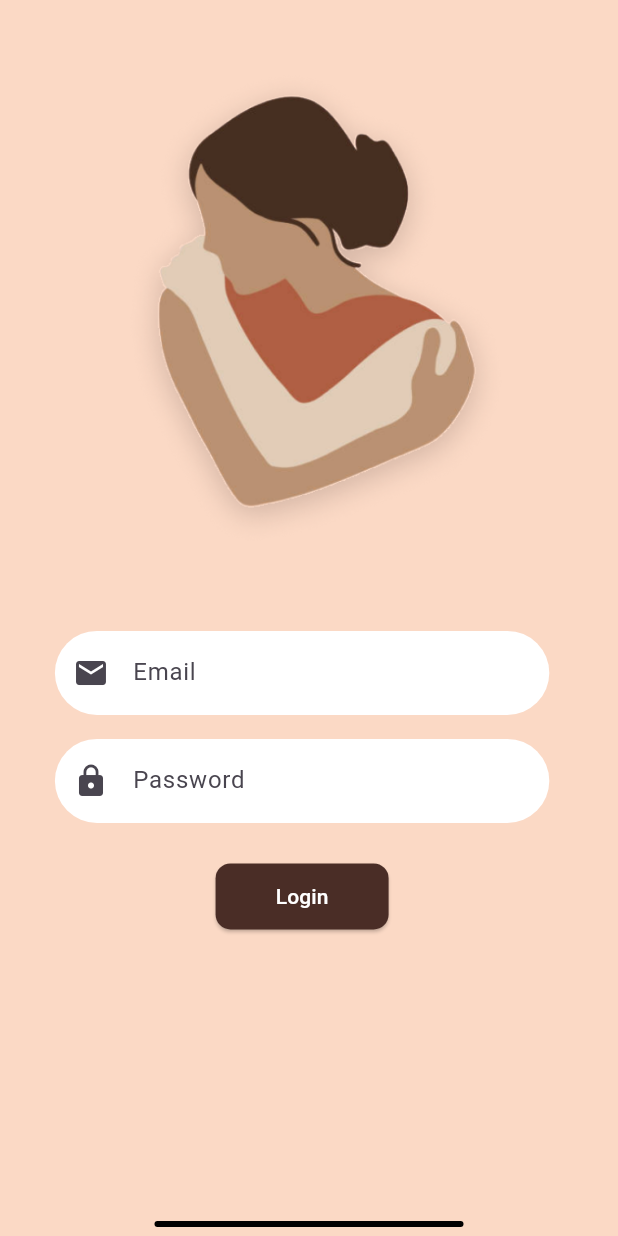
After one commit to vanshika704/utopia, a Flutter app: the Page1 screen opened by its route, after a tap on "Login", on a phone screen of 412 x 824 dp. The commit adds this screen. Run offline on Flutter 3.47's test engine with Material 3 defaults, Android fonts, the phone set to English and light mode, and no system bars; our stand-ins replace flutter_dotenv, get, google_fonts, speech_to_text; missing offline and left inert: porcupine_flutter; network calls fail.

Commit message:
chl toh rha h

```diff
--- a/lib/main.dart
+++ b/lib/main.dart
@@ -1,6 +1,7 @@
 import 'package:flutter/material.dart';
 import 'package:flutter_dotenv/flutter_dotenv.dart';
 import 'package:get/get.dart';
+import 'package:utopia/pages/Login.dart';
 import 'package:utopia/pages/Page2.dart';
 import 'package:utopia/pages/page1.dart';
 import 'package:utopia/pages/page3.dart';
@@ -35,6 +36,7 @@ class MyApp extends StatelessWidget {
         GetPage(name: '/home', page: () => Page1()), // Home screen route
          GetPage(name: '/Page2', page: () => SignupPage()),
           GetPage(name: '/Page3', page: () => VoiceButtonPage()),
+           GetPage(name: '/login', page: () => LoginPage()),
       ],
     );
   }
--- /dev/null
+++ b/lib/pages/Login.dart
@@ -0,0 +1,289 @@
+
+// import 'dart:convert';
+// import 'package:flutter/material.dart';
+// import 'package:get/get.dart';
+// import 'package:http/http.dart' as http;
+
+// class LoginPage extends StatefulWidget {
+//   const LoginPage({super.key});
+
+//   @override
+//   State<LoginPage> createState() => _LoginPageState();
+// }
+
+// class _LoginPageState extends State<LoginPage> {
+//   final TextEditingController emailController = TextEditingController();
+//   final TextEditingController passwordController = TextEditingController();
+
+//   // Function to handle login
+//   Future<void> loginUser() async {
+//     final String apiUrl = "http://192.168.116.207:5000/api/users/login"; // Replace with your local IP
+
+//     try {
+//       final response = await http.post(
+//         Uri.parse(apiUrl),
+//         headers: {"Content-Type": "application/json"},
+//         body: jsonEncode({
+//           "email": emailController.text,
+//           "password": passwordController.text,
+//         }),
+//       );
+
+//       if (response.statusCode == 200) {
+//         final data = jsonDecode(response.body);
+
+//         // Show success message
+//         Get.snackbar(
+//           "Login Successful",
+//           "Welcome back, ${data['user']['name']}!",
+//           snackPosition: SnackPosition.BOTTOM,
+//         );
+
+//         // Log user info to the console
+//         print("User logged in: ${data['user']}");
+
+//         // Navigate to another page
+//         Get.toNamed('/page3', arguments: data['user']); // Pass user data to Page3
+//       } else {
+//         final error = jsonDecode(response.body)['message'];
+//         Get.snackbar(
+//           "Login Failed",
+//           error,
+//           snackPosition: SnackPosition.BOTTOM,
+//         );
+//       }
+//     } catch (e) {
+//       Get.snackbar(
+//         "Error",
+//         "Something went wrong. Please try again.",
+//         snackPosition: SnackPosition.BOTTOM,
+//       );
+//     }
+//   }
+
+//   @override
+//   Widget build(BuildContext context) {
+//     double screenWidth = MediaQuery.of(context).size.width;
+
+//     return Scaffold(
+//       backgroundColor: const Color.fromRGBO(251, 217, 197, 1),
+//       body: Stack(
+//         children: [
+//           SingleChildScrollView(
+//             child: Padding(
+//               padding: const EdgeInsets.all(16.0),
+//               child: Column(
+//                 crossAxisAlignment: CrossAxisAlignment.center,
+//                 children: [
+//                   const SizedBox(height: 25),
+//                   Image.asset(
+//                     'assets/istockphoto-1353464216-612x612 1 (3).png',
+//                     width: screenWidth * 0.9,
+//                     height: MediaQuery.of(context).size.height * 0.4,
+//                     fit: BoxFit.cover,
+//                   ),
+//                   const SizedBox(height: 50),
+//                   buildTextField(emailController, "Email", Icons.email),
+//                   const SizedBox(height: 16.0),
+//                   buildTextField(passwordController, "Password", Icons.lock, isPassword: true),
+//                   const SizedBox(height: 25.0),
+//                   ElevatedButton(
+//                     onPressed: loginUser,
+//                     style: ElevatedButton.styleFrom(
+//                       backgroundColor: const Color(0xFF4A2D26),
+//                       shape: RoundedRectangleBorder(
+//                         borderRadius: BorderRadius.circular(10),
+//                       ),
+//                       padding: const EdgeInsets.symmetric(horizontal: 40.0, vertical: 12.0),
+//                     ),
+//                     child: const Text(
+//                       "Login",
+//                       style: TextStyle(color: Colors.white),
+//                     ),
+//                   ),
+//                 ],
+//               ),
+//             ),
+//           ),
+//           Align(
+//             alignment: Alignment.bottomCenter,
+//             child: Container(
+//               width: screenWidth * 0.50,
+//               height: 4,
+//               margin: const EdgeInsets.only(bottom: 6),
+//               decoration: BoxDecoration(
+//                 color: const Color.fromARGB(255, 0, 0, 0),
+//                 borderRadius: BorderRadius.circular(12),
+//               ),
+//             ),
+//           ),
+//         ],
+//       ),
+//     );
+//   }
+
+//   Widget buildTextField(TextEditingController controller, String label, IconData icon, {bool isPassword = false}) {
+//     return Container(
+//       width: MediaQuery.of(context).size.width * 0.8,
+//       child: TextFormField(
+//         controller: controller,
+//         obscureText: isPassword,
+//         decoration: InputDecoration(
+//           labelText: label,
+//           prefixIcon: Icon(icon),
+//           filled: true,
+//           fillColor: Colors.white,
+//           border: OutlineInputBorder(
+//             borderRadius: BorderRadius.circular(30.0),
+//             borderSide: BorderSide.none,
+//           ),
+//         ),
+//       ),
+//     );
+//   }
+// }
+import 'dart:convert';
+import 'package:flutter/material.dart';
+import 'package:get/get.dart';
+import 'package:http/http.dart' as http;
+import 'page3.dart'; // Import Page3 if it's not using named routes
+
+class LoginPage extends StatefulWidget {
+  const LoginPage({super.key});
+
+  @override
+  State<LoginPage> createState() => _LoginPageState();
+}
+
+class _LoginPageState extends State<LoginPage> {
+  final TextEditingController emailController = TextEditingController();
+  final TextEditingController passwordController = TextEditingController();
+
+  // Function to handle login
+  Future<void> loginUser() async {
+    final String apiUrl = "http://192.168.116.207:5000/api/users/login"; // Replace with your local IP
+
+    try {
+      final response = await http.post(
+        Uri.parse(apiUrl),
+        headers: {"Content-Type": "application/json"},
+        body: jsonEncode({
+          "email": emailController.text,
+          "password": passwordController.text,
+        }),
+      );
+
+      if (response.statusCode == 200) {
+        final data = jsonDecode(response.body);
+
+        // Show success message
+        Get.snackbar(
+          "Login Successful",
+          "Welcome back, ${data['user']['name']}!",
+          snackPosition: SnackPosition.BOTTOM,
+        );
+
+        // Log user info to the console
+        print("User logged in: ${data['user']}");
+
+        // Navigate to Page3 (Pass user data if necessary)
+        Get.to(VoiceButtonPage(), arguments: data['user']); // Navigate to Page3 and pass user data
+
+      } else {
+        final error = jsonDecode(response.body)['message'];
+        Get.snackbar(
+          "Login Failed",
+          error,
+          snackPosition: SnackPosition.BOTTOM,
+        );
+      }
+    } catch (e) {
+      Get.snackbar(
+        "Error",
+        "Something went wrong. Please try again.",
+        snackPosition: SnackPosition.BOTTOM,
+      );
+    }
+  }
+
+  @override
+  Widget build(BuildContext context) {
+    double screenWidth = MediaQuery.of(context).size.width;
+
+    return Scaffold(
+      backgroundColor: const Color.fromRGBO(251, 217, 197, 1),
+      body: Stack(
+        children: [
+          SingleChildScrollView(
+            child: Padding(
+              padding: const EdgeInsets.all(16.0),
+              child: Column(
+                crossAxisAlignment: CrossAxisAlignment.center,
+                children: [
+                  const SizedBox(height: 25),
+                  Image.asset(
+                    'assets/istockphoto-1353464216-612x612 1 (3).png',
+                    width: screenWidth * 0.9,
+                    height: MediaQuery.of(context).size.height * 0.4,
+                    fit: BoxFit.cover,
+                  ),
+                  const SizedBox(height: 50),
+                  buildTextField(emailController, "Email", Icons.email),
+                  const SizedBox(height: 16.0),
+                  buildTextField(passwordController, "Password", Icons.lock, isPassword: true),
+                  const SizedBox(height: 25.0),
+                  ElevatedButton(
+                    onPressed: loginUser,
+                    style: ElevatedButton.styleFrom(
+                      backgroundColor: const Color(0xFF4A2D26),
+                      shape: RoundedRectangleBorder(
+                        borderRadius: BorderRadius.circular(10),
+                      ),
+                      padding: const EdgeInsets.symmetric(horizontal: 40.0, vertical: 12.0),
+                    ),
+                    child: const Text(
+                      "Login",
+                      style: TextStyle(color: Colors.white),
+                    ),
+                  ),
+                ],
+              ),
+            ),
+          ),
+          Align(
+            alignment: Alignment.bottomCenter,
+            child: Container(
+              width: screenWidth * 0.50,
+              height: 4,
+              margin: const EdgeInsets.only(bottom: 6),
+              decoration: BoxDecoration(
+                color: const Color.fromARGB(255, 0, 0, 0),
+                borderRadius: BorderRadius.circular(12),
+              ),
+            ),
+          ),
+        ],
+      ),
+    );
+  }
+
+  Widget buildTextField(TextEditingController controller, String label, IconData icon, {bool isPassword = false}) {
+    return Container(
+      width: MediaQuery.of(context).size.width * 0.8,
+      child: TextFormField(
+        controller: controller,
+        obscureText: isPassword,
+        decoration: InputDecoration(
+          labelText: label,
+          prefixIcon: Icon(icon),
+          filled: true,
+          fillColor: Colors.white,
+          border: OutlineInputBorder(
+            borderRadius: BorderRadius.circular(30.0),
+            borderSide: BorderSide.none,
+          ),
+        ),
+      ),
+    );
+  }
+}
--- a/lib/pages/page1.dart
+++ b/lib/pages/page1.dart
@@ -57,10 +57,12 @@ class _Page1State extends State<Page1> {
                     mainAxisAlignment: MainAxisAlignment.center,
                     children: [
                       ElevatedButton(
-                        onPressed: () {},
+                        onPressed: () {
+                          Get.toNamed("/login");
+                        },
                          style: ElevatedButton.styleFrom(
                   backgroundColor: const Color(0xFFCA9797)
-, // Background color
+,
                   shape: RoundedRectangleBorder(
                     borderRadius: BorderRadius.circular(12), // Rounded corners
                   ),
```
Also changed, not shown: lib/pages/Page2.dart (+147 -79 lines), lib/pages/wake_word_service.dart (deleted, +0 -37 lines).
